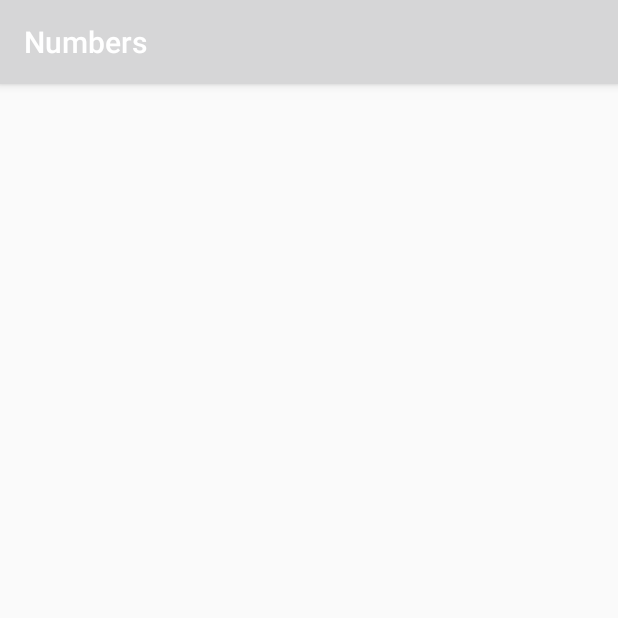
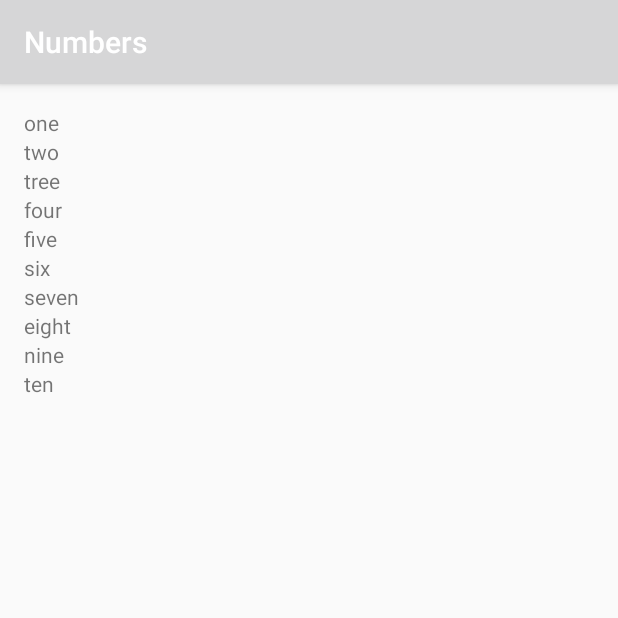
Before and after one commit to khalilayache/MiwokTranslation, an Android app: the NumbersActivity screen opened directly, with no data from a screen before it, on a phone screen of 412 x 824 dp, the top half of it. Run offline under Robolectric (Android 15) with nearby library versions, the phone set to English and light mode, and no system bars.

Commit message:
Activity Numbers

```diff
--- a/app/src/main/java/com/khalilayache/miwoktranslation/NumbersActivity.java
+++ b/app/src/main/java/com/khalilayache/miwoktranslation/NumbersActivity.java
@@ -1,9 +1,49 @@
 package com.khalilayache.miwoktranslation;
 
+import android.os.Bundle;
+import android.support.annotation.Nullable;
 import android.support.v7.app.AppCompatActivity;
+import android.util.Log;
+import android.widget.LinearLayout;
+import android.widget.TextView;
+
+import org.w3c.dom.Text;
+
+import java.util.ArrayList;
 
 /**
- * Created by dlieve_khalil on 29/11/2016.
- */
+ @author by USUARIO
+ @since 01/12/2016
+ @version 1
+ **/
 public class NumbersActivity extends AppCompatActivity {
+
+    @Override
+    protected void onCreate(@Nullable Bundle savedInstanceState) {
+        super.onCreate(savedInstanceState);
+        setContentView(R.layout.activity_numbers);
+
+        ArrayList<String> words = new ArrayList<>();
+
+        words.add(getString(R.string.one));
+        words.add(getString(R.string.two));
+        words.add(getString(R.string.three));
+        words.add(getString(R.string.four));
+        words.add(getString(R.string.five));
+        words.add(getString(R.string.six));
+        words.add(getString(R.string.seven));
+        words.add(getString(R.string.eight));
+        words.add(getString(R.string.nine));
+        words.add(getString(R.string.ten));
+
+
+        LinearLayout rootView = (LinearLayout) findViewById(R.id.rootView);
+
+        for(int i = 0; i < words.size(); i++){
+            TextView textView = new TextView(this);
+            textView.setText(words.get(i));
+            rootView.addView(textView);
+        }
+
+    }
 }
--- /dev/null
+++ b/app/src/main/res/layout/activity_numbers.xml
@@ -0,0 +1,14 @@
+<?xml version="1.0" encoding="utf-8"?>
+<LinearLayout xmlns:android="http://schemas.android.com/apk/res/android"
+    xmlns:tools="http://schemas.android.com/tools"
+    android:layout_width="match_parent"
+    android:layout_height="match_parent"
+    android:orientation="vertical"
+    android:id="@+id/rootView"
+    android:paddingBottom="@dimen/activity_vertical_margin"
+    android:paddingLeft="@dimen/activity_horizontal_margin"
+    android:paddingRight="@dimen/activity_horizontal_margin"
+    android:paddingTop="@dimen/activity_vertical_margin"
+    tools:context="com.khalilayache.miwoktranslation.NumbersActivity">
+
+</LinearLayout>
--- a/app/src/main/res/values/strings.xml
+++ b/app/src/main/res/values/strings.xml
@@ -4,4 +4,14 @@
     <string name="category_family">Family Members</string>
     <string name="category_colors">Colors</string>
     <string name="category_phrases">Phrases</string>
+    <string name="one">one</string>
+    <string name="two">two</string>
+    <string name="three">tree</string>
+    <string name="four">four</string>
+    <string name="five">five</string>
+    <string name="six">six</string>
+    <string name="seven">seven</string>
+    <string name="eight">eight</string>
+    <string name="nine">nine</string>
+    <string name="ten">ten</string>
 </resources>
```
